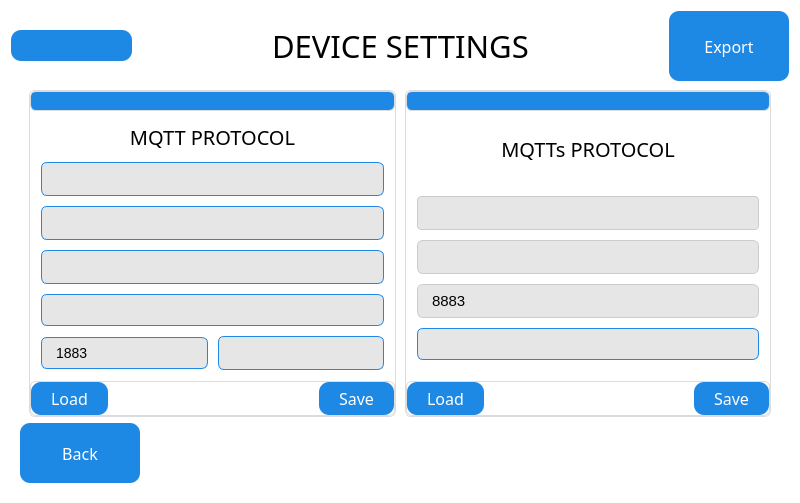
Before: the Qt Designer form QT_APP/devicesettings.ui in eSpark-Backup/nabilfesal-msm-fw, drawn with Qt 5.
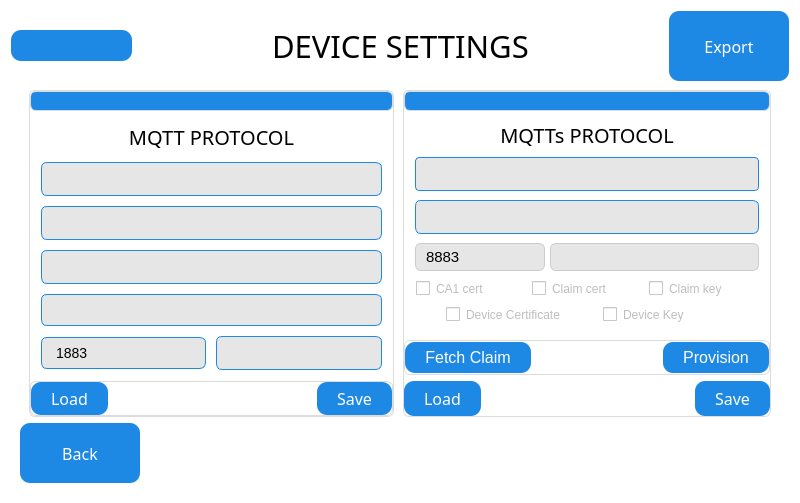
After: the same form once the commit is applied. The open tabs and pages were chosen to show the change. Icons and pictures are not drawn.

Commit message: MQTTS UI redesign for admin and factory modes

```diff
--- a/QT_APP/devicesettings.ui
+++ b/QT_APP/devicesettings.ui
@@ -194,7 +194,7 @@
       <enum>Qt::ClickFocus</enum>
      </property>
      <property name="currentIndex">
-      <number>0</number>
+      <number>2</number>
      </property>
      <widget class="QWidget" name="page">
       <layout class="QVBoxLayout" name="verticalLayout_15">
@@ -2256,7 +2256,7 @@
            </property>
            <layout class="QVBoxLayout" name="verticalLayout_16">
             <property name="spacing">
-             <number>0</number>
+             <number>6</number>
             </property>
             <property name="leftMargin">
              <number>0</number>
@@ -2271,7 +2271,7 @@
              <number>0</number>
             </property>
             <item>
-             <widget class="QLabel" name="label_24">
+             <widget class="QLabel" name="label_7">
               <property name="sizePolicy">
                <sizepolicy hsizetype="Preferred" vsizetype="Fixed">
                 <horstretch>0</horstretch>
@@ -2284,6 +2284,9 @@
                 <height>20</height>
                </size>
               </property>
+              <property name="focusPolicy">
+               <enum>Qt::StrongFocus</enum>
+              </property>
               <property name="styleSheet">
                <string notr="true">background-color: #1E88E5;        /* Blue strip at the top */
     color: white;                     /* White text */
@@ -2310,7 +2313,7 @@
               </property>
               <layout class="QVBoxLayout" name="verticalLayout_17">
                <property name="spacing">
-                <number>10</number>
+                <number>5</number>
                </property>
                <property name="leftMargin">
                 <number>10</number>
@@ -2322,19 +2325,34 @@
                 <number>10</number>
                </property>
                <property name="bottomMargin">
-                <number>20</number>
+                <number>0</number>
                </property>
                <item>
-                <widget class="QLabel" name="label_25">
+                <widget class="QLabel" name="mqtts_fact_lbl">
+                 <property name="sizePolicy">
+                  <sizepolicy hsizetype="Fixed" vsizetype="Fixed">
+                   <horstretch>0</horstretch>
+                   <verstretch>0</verstretch>
+                  </sizepolicy>
+                 </property>
+                 <property name="minimumSize">
+                  <size>
+                   <width>344</width>
+                   <height>26</height>
+                  </size>
+                 </property>
+                 <property name="maximumSize">
+                  <size>
+                   <width>344</width>
+                   <height>26</height>
+                  </size>
+                 </property>
                  <property name="font">
                   <font>
                    <family>Gilroy</family>
                    <pointsize>15</pointsize>
                   </font>
                  </property>
-                 <property name="focusPolicy">
-                  <enum>Qt::StrongFocus</enum>
-                 </property>
                  <property name="styleSheet">
                   <string notr="true">border-color: rgb(255, 255, 255);</string>
                  </property>
@@ -2349,17 +2367,14 @@
                <item>
                 <widget class="QLineEdit" name="mqtts_endpoint">
                  <property name="enabled">
-                  <bool>false</bool>
+                  <bool>true</bool>
                  </property>
                  <property name="focusPolicy">
-                  <enum>Qt::NoFocus</enum>
-                 </property>
-                 <property name="toolTip">
-                  <string>&lt;html&gt;&lt;head/&gt;&lt;body&gt;&lt;p&gt;&lt;br/&gt;&lt;/p&gt;&lt;/body&gt;&lt;/html&gt;</string>
+                  <enum>Qt::ClickFocus</enum>
                  </property>
                  <property name="styleSheet">
-                  <string notr="true">background: #e6e6e6;
-    border: 1px solid #CCC;        /* Blue thin border */
+                  <string notr="true">background: #e6e6e6;              /* Light grey box for info rows */
+    border: 1px solid #1E88E5;        /* Blue thin border */
     border-radius: 4px;
     padding: 6px 8px;
     font-size: 15px;
@@ -2374,28 +2389,19 @@
                  <property name="alignment">
                   <set>Qt::AlignLeading|Qt::AlignLeft|Qt::AlignVCenter</set>
                  </property>
-                 <property name="readOnly">
-                  <bool>true</bool>
-                 </property>
                  <property name="placeholderText">
-                  <string/>
-                 </property>
-                 <property name="cursorMoveStyle">
-                  <enum>Qt::LogicalMoveStyle</enum>
+                  <string notr="true"/>
                  </property>
                 </widget>
                </item>
                <item>
-                <widget class="QLineEdit" name="mqtts_client_id">
-                 <property name="enabled">
-                  <bool>false</bool>
-                 </property>
+                <widget class="QLineEdit" name="mqtts_interval">
                  <property name="focusPolicy">
-                  <enum>Qt::NoFocus</enum>
+                  <enum>Qt::ClickFocus</enum>
                  </property>
                  <property name="styleSheet">
-                  <string notr="true">background: #e6e6e6;
-    border: 1px solid #CCC;        /* Blue thin border */
+                  <string notr="true">background: #e6e6e6;              /* Light grey box for info rows */
+    border: 1px solid #1E88E5;        /* Blue thin border */
     border-radius: 6px;
     padding: 6px 12px;
     font-size: 15px;
@@ -2407,33 +2413,44 @@
                  <property name="text">
                   <string/>
                  </property>
-                 <property name="readOnly">
-                  <bool>true</bool>
-                 </property>
                  <property name="placeholderText">
                   <string/>
                  </property>
                 </widget>
                </item>
+               <item>
+                <layout class="QHBoxLayout" name="horizontalLayout_11">
+                 <property name="topMargin">
+                  <number>0</number>
+                 </property>
                <item>
                 <widget class="QLineEdit" name="mqtts_port">
                  <property name="enabled">
                   <bool>false</bool>
                  </property>
+                   <property name="sizePolicy">
+                    <sizepolicy hsizetype="Fixed" vsizetype="Fixed">
+                     <horstretch>0</horstretch>
+                     <verstretch>0</verstretch>
+                    </sizepolicy>
+                   </property>
+                   <property name="maximumSize">
+                    <size>
+                     <width>130</width>
+                     <height>28</height>
+                    </size>
+                   </property>
                  <property name="focusPolicy">
-                  <enum>Qt::NoFocus</enum>
+                    <enum>Qt::ClickFocus</enum>
                  </property>
                  <property name="styleSheet">
-                  <string notr="true">background: #e6e6e6;
+                    <string notr="true">background: #e6e6e6;              /* Light grey box for info rows */
     border: 1px solid #CCC;        /* Blue thin border */
     border-radius: 6px;
-    padding: 6px 12px;
+    padding: 4px 8px;
     font-size: 15px;
     color: black;</string>
                  </property>
-                 <property name="inputMask">
-                  <string/>
-                 </property>
                  <property name="text">
                   <string>8883</string>
                  </property>
@@ -2446,37 +2463,121 @@
                 </widget>
                </item>
                <item>
-                <widget class="QLineEdit" name="mqtts_interval">
-                 <property name="focusPolicy">
-                  <enum>Qt::ClickFocus</enum>
+                  <widget class="QLineEdit" name="mqtts_client_id">
+                   <property name="sizePolicy">
+                    <sizepolicy hsizetype="Fixed" vsizetype="Fixed">
+                     <horstretch>0</horstretch>
+                     <verstretch>0</verstretch>
+                    </sizepolicy>
+                   </property>
+                   <property name="maximumSize">
+                    <size>
+                     <width>220</width>
+                     <height>28</height>
+                    </size>
                  </property>
                  <property name="styleSheet">
-                  <string notr="true">background: #e6e6e6;              /* Light grey box for info rows */
-    border: 1px solid #1E88E5;        /* Blue thin border */
+                    <string notr="true">background: #e6e6e6;
+    border: 1px solid #CCC;
     border-radius: 6px;
-    padding: 6px 12px;
-    font-size: 14px;
+    padding: 4px 8px;
+    font-size: 15px;
     color: black;</string>
                  </property>
-                 <property name="inputMask">
+                   <property name="text">
                   <string/>
                  </property>
+                  </widget>
+                 </item>
+                </layout>
+               </item>
+               <item>
+                <layout class="QHBoxLayout" name="horizontalLayout_9">
+                 <item>
+                  <widget class="QCheckBox" name="ca1">
+                   <property name="enabled">
+                    <bool>false</bool>
+                   </property>
+                   <property name="focusPolicy">
+                    <enum>Qt::NoFocus</enum>
+                   </property>
                  <property name="text">
-                  <string/>
-                 </property>
-                 <property name="readOnly">
+                    <string>CA1 cert</string>
+                   </property>
+                   <property name="checkable">
+                    <bool>true</bool>
+                   </property>
+                  </widget>
+                 </item>
+                 <item>
+                  <widget class="QCheckBox" name="claim">
+                   <property name="enabled">
                   <bool>false</bool>
                  </property>
-                 <property name="placeholderText">
-                  <string/>
-                 </property>
-                </widget>
-               </item>
-              </layout>
+                   <property name="focusPolicy">
+                    <enum>Qt::NoFocus</enum>
+                   </property>
+                   <property name="text">
+                    <string>Claim cert</string>
+                   </property>
+                  </widget>
+                 </item>
+                 <item>
+                  <widget class="QCheckBox" name="key">
+                   <property name="enabled">
+                    <bool>false</bool>
+                   </property>
+                   <property name="focusPolicy">
+                    <enum>Qt::NoFocus</enum>
+                   </property>
+                   <property name="text">
+                    <string>Claim key</string>
+                   </property>
+                  </widget>
+                 </item>
+                </layout>
+               </item>
+               <item>
+                <layout class="QHBoxLayout" name="horizontalLayout_5">
+                 <property name="spacing">
+                  <number>0</number>
+                 </property>
+                 <property name="leftMargin">
+                  <number>30</number>
+                 </property>
+                 <property name="topMargin">
+                  <number>0</number>
+                 </property>
+                 <item>
+                  <widget class="QCheckBox" name="devCertChkBox">
+                   <property name="enabled">
+                    <bool>false</bool>
+                   </property>
+                   <property name="text">
+                    <string>Device Certificate</string>
+                   </property>
              </widget>
             </item>
             <item>
-             <widget class="QFrame" name="horizontalFrame_18">
+                  <widget class="QCheckBox" name="devKeyChkBox">
+                   <property name="enabled">
+                    <bool>false</bool>
+                   </property>
+                   <property name="focusPolicy">
+                    <enum>Qt::NoFocus</enum>
+                   </property>
+                   <property name="text">
+                    <string>Device Key</string>
+                   </property>
+                  </widget>
+                 </item>
+                </layout>
+               </item>
+              </layout>
+             </widget>
+            </item>
+            <item>
+             <widget class="QFrame" name="horizontalFrame_6">
               <property name="sizePolicy">
                <sizepolicy hsizetype="Preferred" vsizetype="Fixed">
                 <horstretch>0</horstretch>
@@ -2489,7 +2590,7 @@
                 <height>35</height>
                </size>
               </property>
-              <layout class="QHBoxLayout" name="horizontalLayout_27">
+              <layout class="QHBoxLayout" name="horizontalLayout_18">
                <property name="spacing">
                 <number>0</number>
                </property>
@@ -2505,6 +2606,98 @@
                <property name="bottomMargin">
                 <number>0</number>
                </property>
+               <item>
+                <widget class="QPushButton" name="fetch_claim_btn">
+                 <property name="focusPolicy">
+                  <enum>Qt::TabFocus</enum>
+                 </property>
+                 <property name="styleSheet">
+                  <string notr="true">QPushButton {
+    background-color: #1E88E5;   /* Blue */
+    color: white;               /* White text */
+    border: none;               /* No border line */
+    border-radius: 10px;        /* Rounded corners */
+    padding: 6px 20px;          /* Spacing inside */
+    font-size: 16px;            /* Font size */
+}
+
+QPushButton:hover {
+    background-color: #1565C0;  /* Darker blue on hover */
+}
+
+QPushButton:pressed {
+    background-color: #0D47A1;  /* Darkest blue when pressed */
+}
+QPushButton:focus {
+    outline: none;                 /* Remove dotted border */
+    background-color: #074475;     /* Brighter blue highlight */
+    border: 2px solid black;       /* White glow/border */
+}
+QPushButton:disabled {
+    background-color: #A9A9A9;  /* Darkest blue when pressed */
+	color: #666666;
+}</string>
+                 </property>
+                 <property name="text">
+                  <string>Fetch Claim</string>
+                 </property>
+                </widget>
+               </item>
+               <item>
+                <spacer name="horizontalSpacer_2">
+                 <property name="orientation">
+                  <enum>Qt::Horizontal</enum>
+                 </property>
+                 <property name="sizeHint" stdset="0">
+                  <size>
+                   <width>40</width>
+                   <height>20</height>
+                  </size>
+                 </property>
+                </spacer>
+               </item>
+               <item>
+                <widget class="QPushButton" name="provision_btn">
+                 <property name="focusPolicy">
+                  <enum>Qt::TabFocus</enum>
+                 </property>
+                 <property name="styleSheet">
+                  <string notr="true">QPushButton {
+    background-color: #1E88E5;   /* Blue */
+    color: white;               /* White text */
+    border: none;               /* No border line */
+    border-radius: 10px;        /* Rounded corners */
+    padding: 6px 20px;          /* Spacing inside */
+    font-size: 16px;            /* Font size */
+}
+
+QPushButton:hover {
+    background-color: #1565C0;  /* Darker blue on hover */
+}
+
+QPushButton:pressed {
+    background-color: #0D47A1;  /* Darkest blue when pressed */
+}
+QPushButton:focus {
+    outline: none;                 /* Remove dotted border */
+    background-color: #074475;     /* Brighter blue highlight */
+    border: 2px solid black;       /* White glow/border */
+}
+QPushButton:disabled {
+    background-color: #A9A9A9;  /* Darkest blue when pressed */
+	color: #666666;
+}</string>
+                 </property>
+                 <property name="text">
+                  <string>Provision</string>
+                 </property>
+                </widget>
+               </item>
+              </layout>
+             </widget>
+            </item>
+            <item>
+             <layout class="QHBoxLayout" name="horizontalLayout_13">
                <item>
                 <widget class="QPushButton" name="mqtts_load_btn">
                  <property name="sizePolicy">
@@ -2551,10 +2744,13 @@
                 </widget>
                </item>
                <item>
-                <spacer name="horizontalSpacer_7">
+               <spacer name="horizontalSpacer_8">
                  <property name="orientation">
                   <enum>Qt::Horizontal</enum>
                  </property>
+                <property name="sizeType">
+                 <enum>QSizePolicy::Expanding</enum>
+                </property>
                  <property name="sizeHint" stdset="0">
                   <size>
                    <width>40</width>
@@ -2603,7 +2799,6 @@
                 </widget>
                </item>
               </layout>
-             </widget>
             </item>
            </layout>
           </widget>
```
Lines whose indentation alone changed are shown as unchanged. The commit also changes 3 other files.
